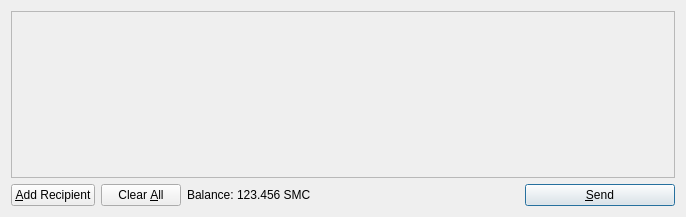
First picture: the form in src/qt/forms/sendcoinsdialog.ui, repository SconeDawg1/dora, before the edit.
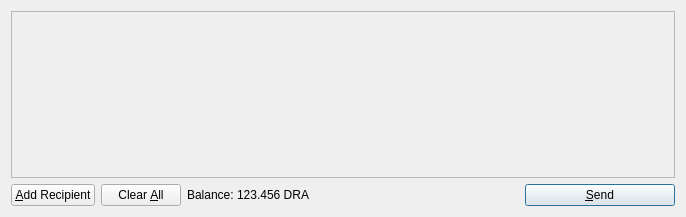
Second picture: the form after the edit. Icons and pictures are not drawn.

The edit to the form file:
```diff
--- a/src/qt/forms/sendcoinsdialog.ui
+++ b/src/qt/forms/sendcoinsdialog.ui
@@ -119,7 +119,7 @@
           <cursorShape>IBeamCursor</cursorShape>
          </property>
          <property name="text">
-          <string>123.456 SMC</string>
+          <string>123.456 DRA</string>
          </property>
          <property name="textInteractionFlags">
           <set>Qt::LinksAccessibleByMouse|Qt::TextSelectableByKeyboard|Qt::TextSelectableByMouse</set>
```
